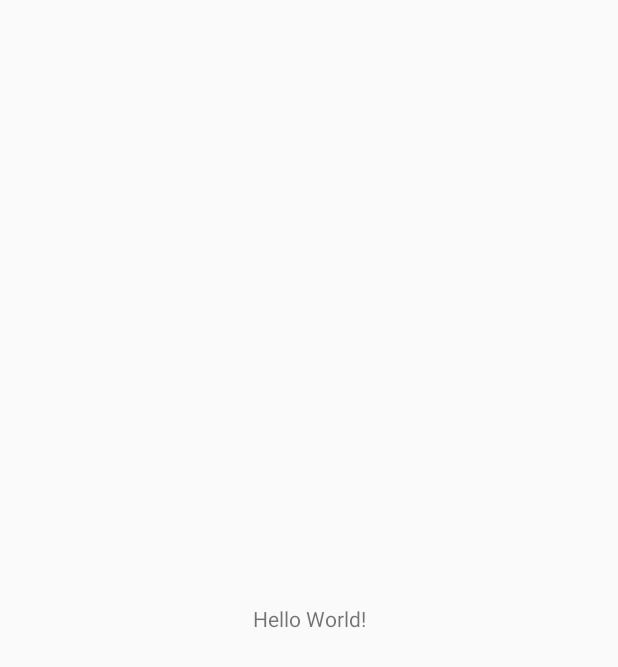
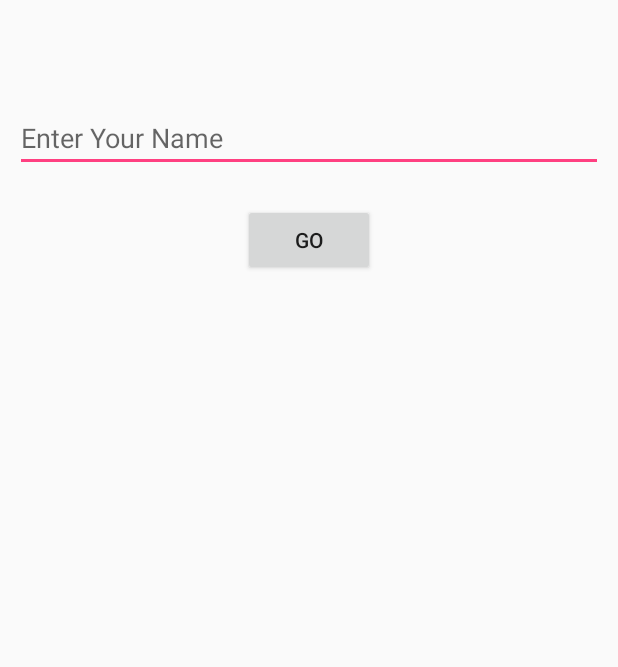
Before and after one commit to prateekgupta22195/Volleyreq, an Android app: the screen it shows after launch (MainActivity), on a phone screen of 412 x 824 dp. Before the commit the part shown is almost empty. Shown: the top 667 px of the screen. Run offline under Robolectric (Android 15) with nearby library versions, the phone set to English and light mode, and no system bars.

```diff
--- a/app/build.gradle
+++ b/app/build.gradle
@@ -29,4 +29,5 @@ dependencies {
     compile 'com.android.support:appcompat-v7:25.3.1'
     compile 'com.android.support.constraint:constraint-layout:1.0.2'
     testCompile 'junit:junit:4.12'
+    compile 'com.android.volley:volley:1.0.0'
 }
--- a/app/src/main/java/com/example/root/volleyreq/MainActivity.java
+++ b/app/src/main/java/com/example/root/volleyreq/MainActivity.java
@@ -41,7 +41,9 @@ import android.widget.Toast;
 import static android.R.attr.password;
 
 public class MainActivity extends Activity {
-
+    public static EditText name ;
+    public static String nameString;
+    public static String messages;
     String msg = "Android : ";
 
     /** Called when the activity is first created. */
@@ -49,11 +51,17 @@ public class MainActivity extends Activity {
     public void onCreate(Bundle savedInstanceState) {
         super.onCreate(savedInstanceState);
         setContentView(R.layout.activity_main);
+        name = (EditText)findViewById(R.id.inputEmail) ;
         Log.d(msg, "The onCreate() event");
         startService(new Intent(getBaseContext(), Myservice.class));
+    }
 
 
-
+    public void goButton(View view) {
+        Toast.makeText(this, "Cancel pressed", Toast.LENGTH_LONG).show();
+        nameString = name.getText().toString();
+        Intent intent = new Intent(getBaseContext(), Chat.class);
+        startActivity(intent);
     }
 
 }
--- a/app/src/main/res/layout/activity_main.xml
+++ b/app/src/main/res/layout/activity_main.xml
@@ -1,18 +1,23 @@
 <?xml version="1.0" encoding="utf-8"?>
-<android.support.constraint.ConstraintLayout xmlns:android="http://schemas.android.com/apk/res/android"
-    xmlns:app="http://schemas.android.com/apk/res-auto"
-    xmlns:tools="http://schemas.android.com/tools"
-    android:layout_width="match_parent"
-    android:layout_height="match_parent"
-    tools:context="com.example.root.volleyreq.MainActivity">
+<RelativeLayout xmlns:android="http://schemas.android.com/apk/res/android"
+    android:layout_width="fill_parent"
+    android:layout_height="wrap_content"
+    android:layout_marginLeft="10dp"
+    android:layout_marginRight="10dp">
 
-    <TextView
-        android:layout_width="wrap_content"
+    <EditText android:id="@+id/inputEmail" android:layout_width="fill_parent"
         android:layout_height="wrap_content"
-        android:text="Hello World!"
-        app:layout_constraintBottom_toBottomOf="parent"
-        app:layout_constraintLeft_toLeftOf="parent"
-        app:layout_constraintRight_toRightOf="parent"
-        app:layout_constraintTop_toTopOf="parent" />
+        android:layout_centerVertical="true"
+        android:layout_alignParentStart="true"
+        android:hint="Enter Your Name"/>
 
-</android.support.constraint.ConstraintLayout>
+    <Button android:id="@+id/btnLogin" android:layout_width="wrap_content"
+        android:layout_height="wrap_content"
+        android:layout_marginRight="10px"
+        android:text="GO"
+        android:onClick="goButton"
+        android:layout_alignParentTop="true"
+        android:layout_centerHorizontal="true"
+        android:layout_marginTop="136dp" />
+
+</RelativeLayout>
```
Also changed, not shown: app/src/main/AndroidManifest.xml (+9 -7 lines), app/src/main/java/com/example/root/volleyreq/Chat.java (added, +106 -0 lines), app/src/main/java/com/example/root/volleyreq/Myservice.java (+12 -6 lines), app/src/main/res/layout/activity_chat.xml (added, +42 -0 lines).
